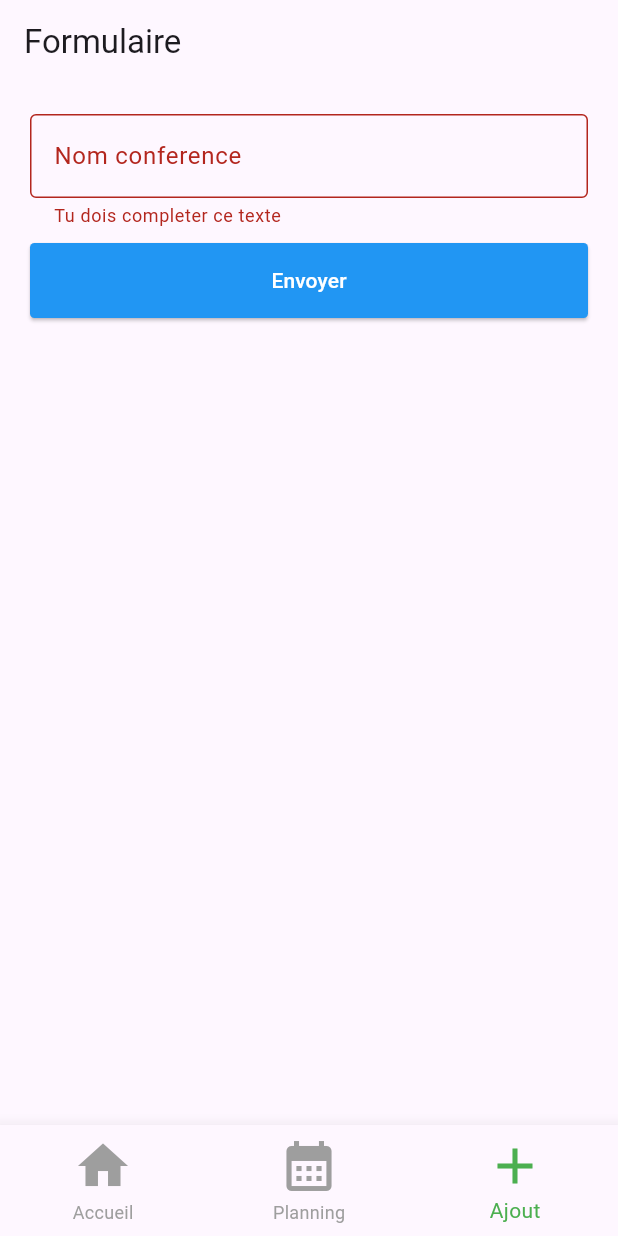
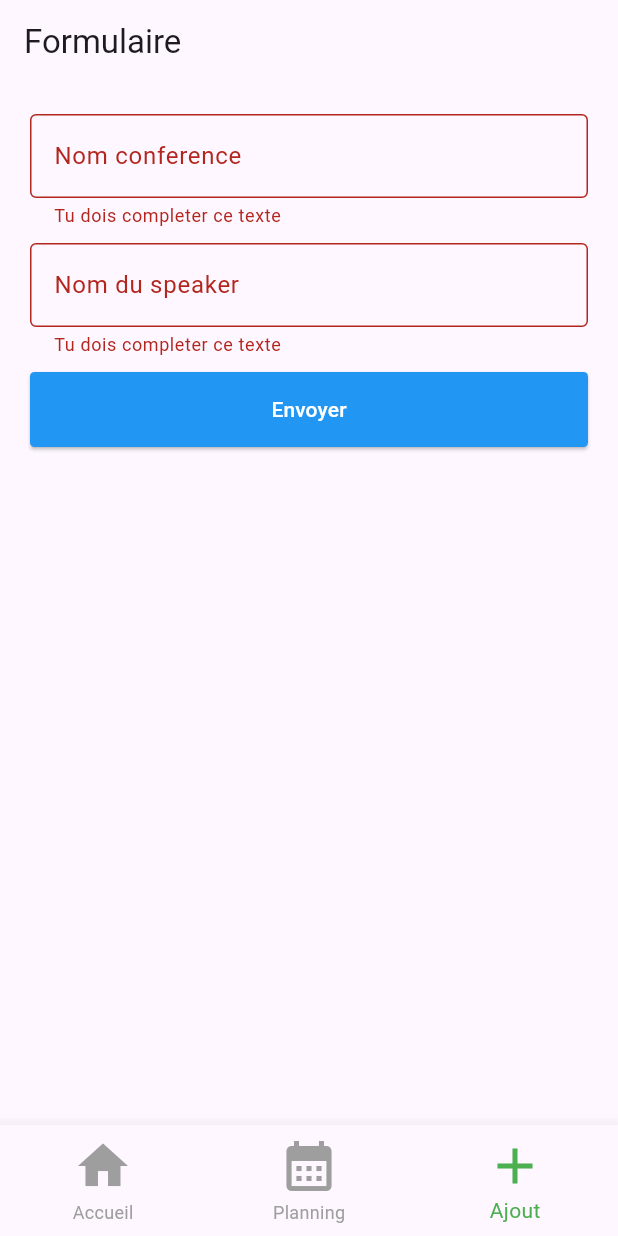
Before and after one commit to jeannotds/asynconf-flutter, a Flutter app: the screen it shows after launch, item 3 of the bottom bar chosen, after a tap on "Envoyer", on a phone screen of 412 x 824 dp. Run offline on Flutter 3.47's test engine with Material 3 defaults, Android fonts, the phone set to English and light mode, and no system bars.

Commit message:
get text input

```diff
--- a/lib/pages/add_event_page.dart
+++ b/lib/pages/add_event_page.dart
@@ -10,6 +10,18 @@ class AddEventPage extends StatefulWidget {
 class _AddEventPageState extends State<AddEventPage> {
   //garder le status du formulaire avec toutes les informations
   final _formKey = GlobalKey<FormState>();
+
+  //get value Input
+  final confNameController = TextEditingController();
+  final confSpeakerNameController = TextEditingController();
+
+//dispose elements to get
+  @override
+  void dispose() {
+    confNameController.dispose();
+    confSpeakerNameController.dispose();
+    super.dispose();
+  }
 
   @override
   Widget build(BuildContext context) {
@@ -34,6 +46,24 @@ class _AddEventPageState extends State<AddEventPage> {
                     return null;
                   }
                 },
+                controller: confNameController,
+              ),
+            ),
+            Container(
+              margin: const EdgeInsets.only(bottom: 10),
+              child: TextFormField(
+                decoration: const InputDecoration(
+                    hintText: "Entrer nom du speakere",
+                    labelText: "Nom du speaker",
+                    border: OutlineInputBorder()),
+                validator: (String? value) {
+                  if (value == null || value.isEmpty) {
+                    return 'Tu dois completer ce texte';
+                  } else {
+                    return null;
+                  }
+                },
+                controller: confSpeakerNameController,
               ),
             ),
             SizedBox(
@@ -48,12 +78,16 @@ class _AddEventPageState extends State<AddEventPage> {
                       ))),
                   onPressed: () {
                     if (_formKey.currentState!.validate()) {
-                      print("Vey good");
+                      final name = confNameController.text;
+                      final speaker = confSpeakerNameController.text;
+
                       ScaffoldMessenger.of(context).showSnackBar(
                           const SnackBar(content: Text("Envois en cours...")));
 
                       // Send form and close keyboard
                       FocusScope.of(context).requestFocus(FocusNode());
+                      print("confNameController : $name");
+                      print("confNameController : $speaker");
                     }
                   },
                   child: const Text("Envoyer")),
```
